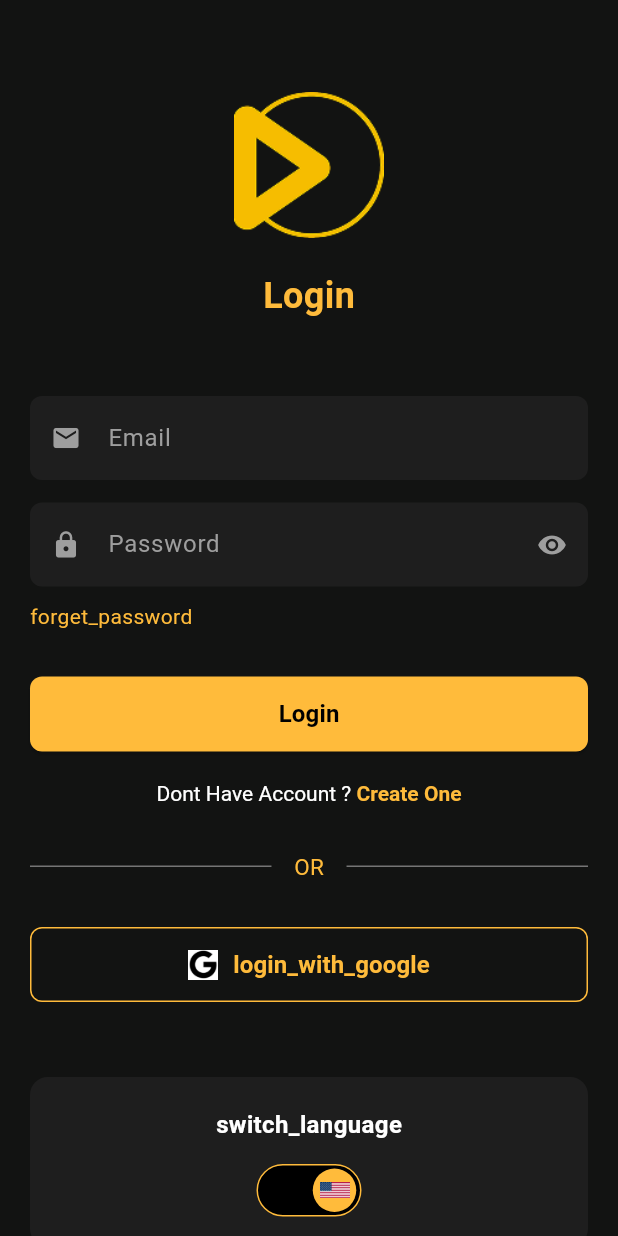
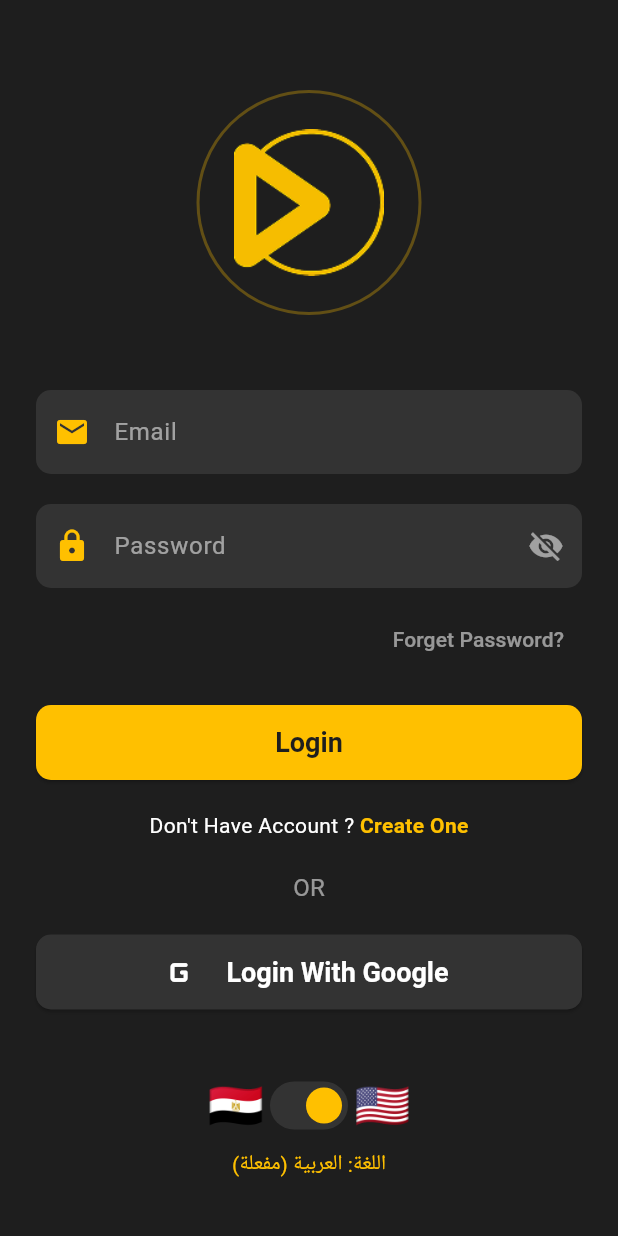
Before and after one commit to reemmongy53-a11y/movies_App, a Flutter app: the LoginScreen screen opened directly, on a phone screen of 412 x 824 dp. Run offline on Flutter 3.47's test engine with Material 3 defaults, Android fonts, the light colour scheme and no system bars; our stand-ins replace easy_localization, shared_preferences; accounts and stored records are empty; Roboto replaces fonts that are missing (Segoe UI).

Commit message:
chore: Add 'tergit pull origin master' file
This commit adds a new empty file to the repository.

**Key Changes:**

*   **File Creation:** Adds a new file with the filename `tergit pull origin master`.

```diff
--- a/lib/Screens/HomeScreen/Home.dart
+++ b/lib/Screens/HomeScreen/Home.dart
@@ -5,6 +5,8 @@ class Home extends StatelessWidget {
 
   @override
   Widget build(BuildContext context) {
-    return Scaffold();
+    return Scaffold(
+
+    );
   }
 }
--- a/lib/Screens/Login_Screen/login.dart
+++ b/lib/Screens/Login_Screen/login.dart
@@ -1,278 +1,198 @@
 import 'package:flutter/material.dart';
-import 'package:easy_localization/easy_localization.dart';
-import 'package:provider/provider.dart';
-import '../../customWidget/custom_text_field.dart';
-import '../../customWidget/language_switch.dart';
-import '../../services/app_service.dart';
+import '../../core/AppTheme/Theme.dart';
 import '../register.dart';
 
 class LoginScreen extends StatefulWidget {
-  const LoginScreen({Key? key}) : super(key: key);
+  const LoginScreen({super.key});
 
   @override
   State<LoginScreen> createState() => _LoginScreenState();
 }
 
 class _LoginScreenState extends State<LoginScreen> {
-  final _formKey = GlobalKey<FormState>();
-  final TextEditingController _emailController = TextEditingController();
-  final TextEditingController _passwordController = TextEditingController();
+  bool _isPasswordVisible = false;
+  bool _isEgyptianLanguage = true;
+
+  Widget _buildLanguageToggle() {
+    return Column(
+      children: [
+        Row(
+          mainAxisAlignment: MainAxisAlignment.center,
+          children: [
+
+            const Text(
+              '🇪🇬',
+              style: TextStyle(fontSize: 30),
+            ),
+
+            Switch(
+              value: _isEgyptianLanguage,
+              onChanged: (bool value) {
+                setState(() {
+                  _isEgyptianLanguage = value;
+                });
+              },
+              activeColor: primaryYellow,
+              inactiveThumbColor: primaryYellow,
+              inactiveTrackColor: inputFieldColor,
+              activeTrackColor: inputFieldColor,
+            ),
+
+            const Text(
+              '🇺🇸',
+              style: TextStyle(fontSize: 30),
+            ),
+          ],
+        ),
+
+        const SizedBox(height: 5),
+        Text(
+          _isEgyptianLanguage ? 'اللغة: العربية (مفعلة)' : 'Language: English (Active)',
+          style: TextStyle(color: _isEgyptianLanguage ? primaryYellow : Colors.white54, fontSize: 14),
+        ),
+      ],
+    );
+  }
 
   @override
   Widget build(BuildContext context) {
-    final appService = Provider.of<AppService>(context);
-    final isArabic = appService.isArabic;
+    return Scaffold(
+      body: SingleChildScrollView(
+        padding: const EdgeInsets.symmetric(horizontal: 24.0, vertical: 60.0),
+        child: Column(
+          mainAxisAlignment: MainAxisAlignment.center,
+          children: <Widget>[
 
-    return Scaffold(
-      backgroundColor: const Color(0xff121312),
-      body: SafeArea(
-        child: SingleChildScrollView(
-          padding: const EdgeInsets.all(20),
-          child: Form(
-            key: _formKey,
-            child: Column(
-              crossAxisAlignment: CrossAxisAlignment.center,
-              children: [
-
-                const SizedBox(height: 40),
-                Image.asset(
+            Container(
+              margin: const EdgeInsets.only(bottom: 50.0),
+              width: 150,
+              height: 150,
+              decoration: BoxDecoration(
+                shape: BoxShape.circle,
+                border: Border.all(color: primaryYellow.withOpacity(0.3), width: 2),
+              ),
+              child: Center(
+                child: Image.asset(
                   'assets/images/logo.png',
                   width: 100,
                   height: 100,
-                ),
-                const SizedBox(height: 20),
 
-                Row(
-                  mainAxisAlignment: MainAxisAlignment.spaceBetween,
-                  children: [
-                    const SizedBox(width: 40),
-                    Text(
-                      'login'.tr(),
-                      style: const TextStyle(
-                        fontSize: 24,
-                        fontWeight: FontWeight.bold,
-                        color: Color(0xFFFFBB3B),
-                      ),
-                    ),
-                    const SizedBox(width: 40),
-                  ],
-                ),
-
-                const SizedBox(height: 50),
-
-
-                CustomTextField(
-                  controller: _emailController,
-                  hintText: 'email'.tr(),
-                  prefixIcon: Icons.email,
-                  isRTL: isArabic,
-                  keyboardType: TextInputType.emailAddress,
-                  backgroundColor: const Color(0xFF1E1E1E),
-                  textColor: Colors.white,
-                  cursorColor: Colors.white,
-                  hintColor: Colors.grey[500]!,
-                ),
-
-                const SizedBox(height: 15),
-
-
-                CustomTextField(
-                  controller: _passwordController,
-                  hintText: 'password'.tr(),
-                  prefixIcon: Icons.lock,
-                  isRTL: isArabic,
-                  isPassword: true,
-                  backgroundColor: const Color(0xFF1E1E1E),
-                  textColor: Colors.white,
-                  cursorColor: Colors.white,
-                  hintColor: Colors.grey[500]!,
-                ),
-
-                const SizedBox(height: 10),
-
-
-                Align(
-                  alignment: isArabic ? Alignment.centerRight : Alignment.centerLeft,
-                  child: GestureDetector(
-                    onTap: () {
-
+                  errorBuilder: (context, error, stackTrace) {
+                    return const Icon(
+                      Icons.play_arrow,
+                      color: primaryYellow,
+                      size: 80,
+                    );
                   },
-                    child: Text(
-                      'forget_password'.tr(),
-                      style: const TextStyle(
-                        color: Color(0xFFFFBB3B),
-                        fontSize: 14,
-                      ),
                 ),
               ),
             ),
 
-                const SizedBox(height: 30),
+            TextFormField(
+              keyboardType: TextInputType.emailAddress,
+              decoration: const InputDecoration(
+                hintText: 'Email',
+                prefixIcon: Icon(Icons.email, color: primaryYellow),
+              ),
+              style: const TextStyle(color: Colors.white),
+            ),
+            const SizedBox(height: 20.0),
 
-
-                SizedBox(
-                  width: double.infinity,
-                  height: 50,
-                  child: ElevatedButton(
-                    onPressed: _login,
-                    style: ElevatedButton.styleFrom(
-                      backgroundColor: const Color(0xFFFFBB3B),
-                      shape: RoundedRectangleBorder(
-                        borderRadius: BorderRadius.circular(8),
+            TextFormField(
+              obscureText: !_isPasswordVisible,
+              decoration: InputDecoration(
+                hintText: 'Password',
+                prefixIcon: const Icon(Icons.lock, color: primaryYellow),
+                suffixIcon: IconButton(
+                  icon: Icon(
+                    _isPasswordVisible ? Icons.visibility : Icons.visibility_off,
+                    color: Colors.white54,
+                  ),
+                  onPressed: () {
+                    setState(() {
+                      _isPasswordVisible = !_isPasswordVisible;
+                    });
+                  },
                 ),
               ),
-                    child: Text(
-                      'login'.tr(),
-                      style: const TextStyle(
-                        fontSize: 16,
-                        fontWeight: FontWeight.bold,
-                        color: Colors.black,
+              style: const TextStyle(color: Colors.white),
+            ),
+            const SizedBox(height: 10.0),
+
+            Align(
+              alignment: Alignment.centerRight,
+              child: TextButton(
+                onPressed: () {},
+                child: const Text(
+                  'Forget Password?',
+                  style: TextStyle(color: Colors.white54),
                 ),
               ),
             ),
+            const SizedBox(height: 20.0),
+
+            ElevatedButton(
+              onPressed: () {},
+              child: const Text('Login'),
             ),
+            const SizedBox(height: 20.0),
 
-                const SizedBox(height: 20),
-
-
+            Row(
+              mainAxisAlignment: MainAxisAlignment.center,
+              children: <Widget>[
+                const Text("Don't Have Account ? ", style: TextStyle(color: Colors.white)),
                 GestureDetector(
                   onTap: () {
-                    Navigator.pushReplacement(
+                    Navigator.push(
                       context,
                       MaterialPageRoute(builder: (context) => const RegisterScreen()),
                     );
                   },
-                  child: RichText(
-                    text: TextSpan(
-                      style: const TextStyle(
-                        color: Color(0xFFFFFFFF),
-                        fontSize: 14,
+                  child: const Text(
+                    'Create One',
+                    style: TextStyle(
+                      color: primaryYellow,
+                      fontWeight: FontWeight.bold,
                     ),
-                      children: [
-                        TextSpan(text: '${'Dont Have Account ?'.tr()} '),
-                        TextSpan(
-                          text: 'Create One'.tr(),
-                          style: const TextStyle(
-                            color: Color(0xFFFFBB3B),
-                            fontWeight: FontWeight.bold,
                   ),
                 ),
               ],
             ),
+            const SizedBox(height: 20.0),
+
+            const Text(
+              'OR',
+              style: TextStyle(color: Colors.white54, fontSize: 16),
+            ),
+            const SizedBox(height: 20.0),
+
+            ElevatedButton.icon(
+              onPressed: () {},
+              style: ElevatedButton.styleFrom(
+                backgroundColor: inputFieldColor,
+                foregroundColor: Colors.white,
+                minimumSize: const Size(double.infinity, 50),
+                shape: RoundedRectangleBorder(
+                  borderRadius: BorderRadius.circular(10.0),
+                  side: const BorderSide(color: Colors.transparent),
                 ),
               ),
+              icon: const Padding(
+                padding: EdgeInsets.only(right: 8.0),
 
-                const SizedBox(height: 30),
-
-
-                Row(
-                  children: [
-                    Expanded(
-                      child: Divider(
-                        color: Colors.grey[600],
-                        thickness: 1,
+                child: Icon(Icons.g_mobiledata_rounded, size: 30, color: Colors.white),
+              ),
+              label: const Text(
+                'Login With Google',
+                style: TextStyle(fontSize: 18),
               ),
             ),
-                    Padding(
-                      padding: const EdgeInsets.symmetric(horizontal: 15),
-                      child: Text(
-                        'OR'.tr(),
-                        style: const TextStyle(
-                          color: Color(0xFFFFBB3B),
-                          fontSize: 15,
-                        ),
-                      ),
-                    ),
-                    Expanded(
-                      child: Divider(
-                        color: Colors.grey[600],
-                        thickness: 1,
-                      ),
-                    ),
+            const SizedBox(height: 40.0),
+
+            _buildLanguageToggle(),
           ],
-                ),
-
-                const SizedBox(height: 30),
-
-
-                SizedBox(
-                  width: double.infinity,
-                  height: 50,
-                  child: OutlinedButton(
-                    onPressed: () {
-
-                    },
-                    style: OutlinedButton.styleFrom(
-                      shape: RoundedRectangleBorder(
-                        borderRadius: BorderRadius.circular(8),
-                      ),
-                      side: const BorderSide(color: Color(0xFFFFBB3B)),
-                    ),
-                    child: Row(
-                      mainAxisAlignment: MainAxisAlignment.center,
-                      children: [
-                        Image.asset(
-                          'assets/images/google_logo.png',
-                          width: 20,
-                          height: 20,
-                        ),
-                        const SizedBox(width: 10),
-                        Text(
-                          'login_with_google'.tr(),
-                          style: const TextStyle(
-                            color: Color(0xFFFFBB3B),
-                            fontSize: 16,
-                            fontWeight: FontWeight.bold,
-                          ),
-                        ),
-                      ],
-                    ),
-                  ),
-                ),
-
-                const SizedBox(height: 50),
-                Container(
-                  width: double.infinity,
-                  padding: const EdgeInsets.symmetric(vertical: 20),
-                  decoration: BoxDecoration(
-                    color: const Color(0xFF1E1E1E),
-                    borderRadius: BorderRadius.circular(12),
-                  ),
-                  child: Column(
-                    children: [
-                      Text(
-                        'switch_language'.tr(),
-                        style: const TextStyle(
-                          color: Colors.white,
-                          fontSize: 16,
-                          fontWeight: FontWeight.bold,
-                        ),
-                      ),
-                      const SizedBox(height: 15),
-                      const LanguageSwitch(),
-                    ],
-                  ),
-                ),
-              ],
-            ),
-          ),
         ),
       ),
     );
   }
-
-  void _login() {
-    if (_formKey.currentState!.validate()) {
-      ScaffoldMessenger.of(context).showSnackBar(
-        SnackBar(content: Text('logging_in'.tr())),
-      );
 }
-  }
-
-  @override
-  void dispose() {
-    _emailController.dispose();
-    _passwordController.dispose();
-    super.dispose();
-  }
-}
--- a/lib/main.dart
+++ b/lib/main.dart
@@ -1,13 +1,24 @@
 import 'package:flutter/material.dart';
-
 import 'package:easy_localization/easy_localization.dart';
 import 'package:provider/provider.dart';
-import 'Screens/Login_Screen/login.dart';
+
+import 'package:movies_app/Routes/route.dart';
+import 'package:movies_app/Screens/HomeScreen/Home.dart';
+import 'package:movies_app/Screens/OnBoarding Screen/onBoarding_screen.dart';
+import 'package:movies_app/Screens/OnBoarding Screen/onboardingPosters.dart';
+import 'package:movies_app/Screens/LogIn_Screen/logIn.dart';
+import 'package:movies_app/Screens/register.dart';
+
+import 'core/cach/shared_preferences.dart';
+import 'core/AppTheme/Theme.dart' as AppTheme;
 import 'services/app_service.dart';
 
 void main() async {
   WidgetsFlutterBinding.ensureInitialized();
   await EasyLocalization.ensureInitialized();
+  await SharedPref.init();
+
+  bool isFirstTime = SharedPref.getBooleen(CachKeys.isFirstTime) ?? true;
 
   runApp(
     EasyLocalization(
@@ -16,64 +27,30 @@ void main() async {
       fallbackLocale: const Locale('en'),
       child: ChangeNotifierProvider(
         create: (context) => AppService(),
-    child: const MyApp(),
+        child: MyApp(isFirst: isFirstTime),
       ),
     ),
   );
 }
 
 class MyApp extends StatelessWidget {
- const MyApp({Key? key}) : super(key: key);
+  const MyApp({super.key, required this.isFirst});
+  final bool isFirst;
 
   @override
   Widget build(BuildContext context) {
     return MaterialApp(
       title: 'Movies App',
+      themeMode: ThemeMode.dark,
+      darkTheme: AppTheme.darkTheme,
+
       localizationsDelegates: context.localizationDelegates,
       supportedLocales: context.supportedLocales,
       locale: context.locale,
-   theme: ThemeData(
-    primaryColor: const Color(0xFFFFBB3B),
-    fontFamily: 'Segoe UI',
-   ),
-   home: const LoginScreen(),
-   debugShowCheckedModeBanner: false,
-  );
- }
-}
 
-import 'package:movies_app/Routes/route.dart';
-import 'package:movies_app/Screens/HomeScreen/Home.dart';
+      initialRoute:
+      isFirst ? AppRoute.OnboardingPosters.name : AppRoute.Home.name,
 
-import 'package:movies_app/Screens/OnBoarding%20Screen/onBoarding_screen.dart';
-import 'package:movies_app/Screens/OnBoarding%20Screen/onboardingPosters.dart';
-import 'package:movies_app/core/AppTheme/Theme.dart' as AppTheme;
-
-
-import 'Screens/LogIn_Screen/logIn.dart';
-import 'Screens/register.dart';
-import 'core/cach/shared_preferences.dart';
-
-void main() async{
-  WidgetsFlutterBinding.ensureInitialized();
-  await SharedPref.init();
-
-  bool isFirstTime = SharedPref.getBooleen(CachKeys.isFirstTime) ?? true;
-
-  runApp( MyApp( isFirst: isFirstTime,));
-}
-
-class MyApp extends StatelessWidget {
-  const MyApp({super.key, required this.isFirst});
-  final bool isFirst ;
-  @override
-  Widget build(BuildContext context) {
-    return MaterialApp(
-      title: 'Flutter Demo',
-      themeMode: ThemeMode.dark,
-      darkTheme: AppTheme.darkTheme,
-
-      initialRoute: isFirst? AppRoute.OnboardingPosters.name: AppRoute.Home.name,
       routes: {
         AppRoute.OnBoarding.name: (context) => OnBoarding(),
         AppRoute.OnboardingPosters.name: (context) => OnboardingPosters(),
@@ -81,6 +58,7 @@ class MyApp extends StatelessWidget {
         AppRoute.LogIn.name: (context) => LoginScreen(),
         AppRoute.register.name: (context) => RegisterScreen(),
       },
+
       debugShowCheckedModeBanner: false,
     );
   }
```
Also changed, not shown: pubspec.lock. Lines whose indentation alone changed are shown as unchanged.
